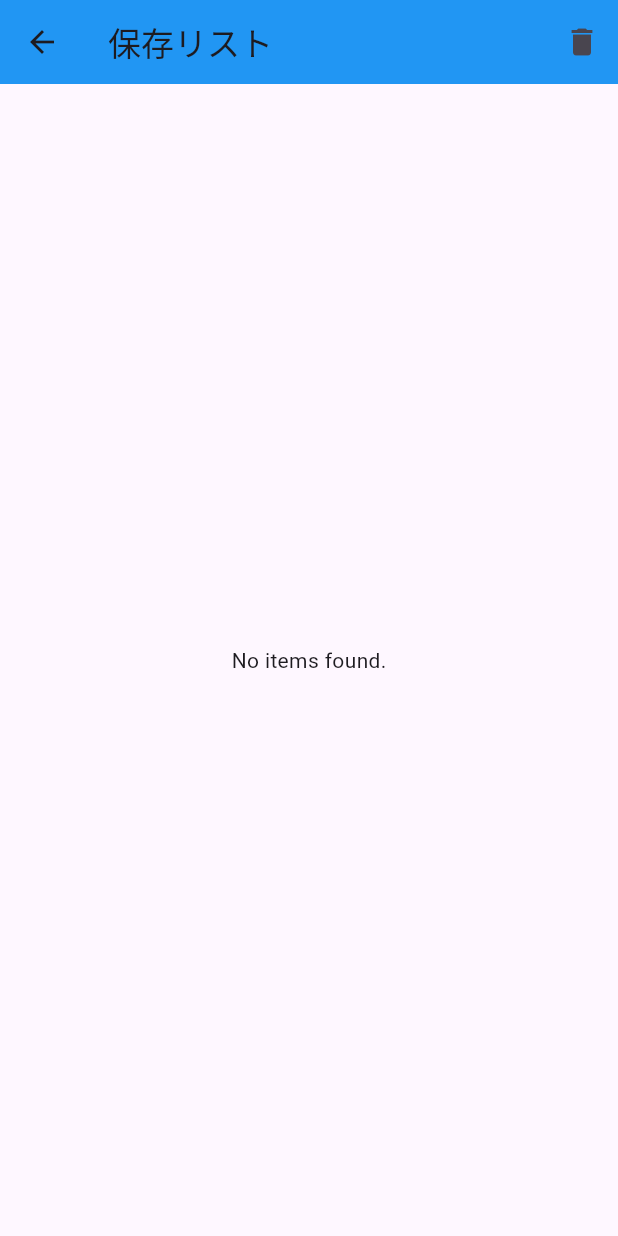
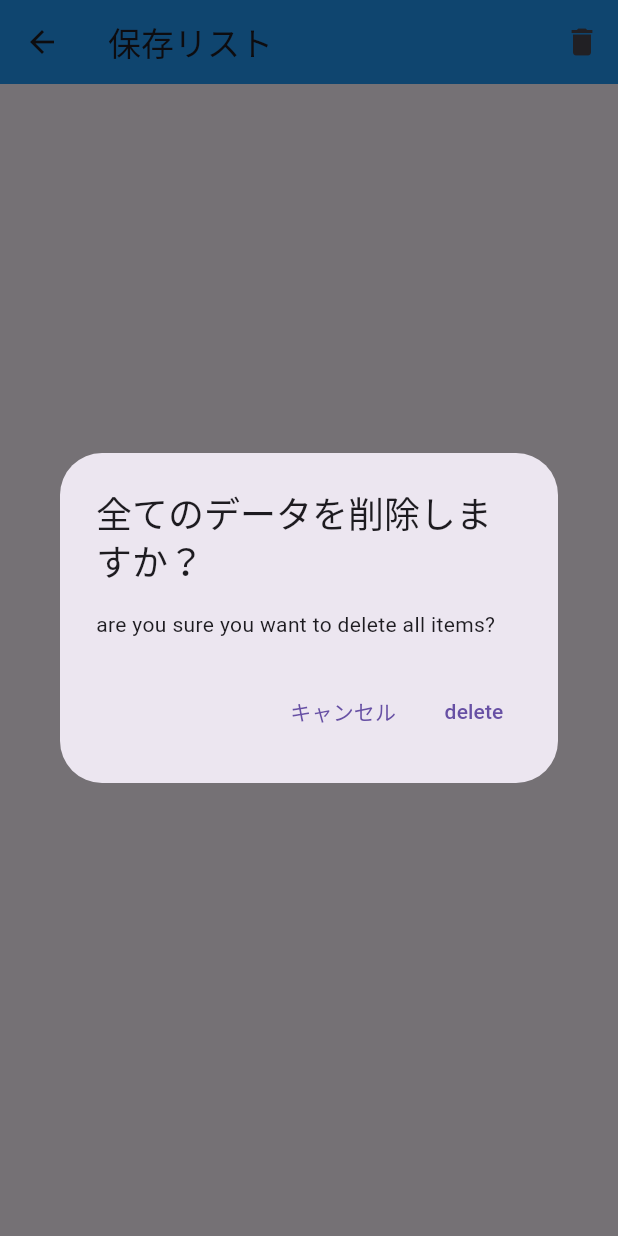
Before and after one commit to 54-xenon/NarouReader, a Flutter app: the savedListPage screen opened directly, after a tap on the "delete" icon, on a phone screen of 412 x 824 dp. Run offline on Flutter 3.47's test engine with Material 3 defaults, Android fonts, the phone set to English and light mode, and no system bars; our stand-ins replace flutter_riverpod, flutter_slidable, sqflite; accounts and stored records are empty.

Commit message:
データの一括削除機能を追加

```diff
--- a/lib/database/savedList_helper.dart
+++ b/lib/database/savedList_helper.dart
@@ -1,4 +1,5 @@
 // database/database_helper.dart
+
 import 'package:sqflite/sqflite.dart';
 import 'package:path/path.dart';
 import '../database/savedList_modell.dart';
@@ -30,15 +31,16 @@ class DatabaseHelper {
   // データベースのテーブル作成
   Future _onCreate(Database db, int version) async {
     await db.execute(
-      '''
+        // データテーブル
+        // 項目の一番最後はカンマを付けないようにする(コンソールにエラーが出る)
+        '''
       CREATE TABLE items (
         id INTEGER PRIMARY KEY AUTOINCREMENT,
         title TEXT,
         ncode TEXT,
         story TEXT
       )
-      '''
-    );
+      ''');
   }
 
   // データを挿入
@@ -77,4 +79,11 @@ class DatabaseHelper {
       whereArgs: [id],
     );
   }
+
+  // 全てのデータを削除するメソッド
+  Future<int> deleteAllItems() async {
+    final db = await database;
+    return await db.delete('items');
+  }
+
 }
--- a/lib/screens/savedList_screen.dart
+++ b/lib/screens/savedList_screen.dart
@@ -22,11 +22,31 @@ class _savedListPageState extends State<savedListPage> {
         actions: [
           IconButton(
             icon: const Icon(Icons.delete),
-            onPressed: () {
-              // 昨日しているかの検証
-              print("ボタンが押された");
+            onPressed: () async{
+              final confirm = await showDialog(
+                context: context,
+                builder: (context) => AlertDialog(
+                  title: const Text('全てのデータを削除しますか？'),
+                  content: Text('are you sure you want to delete all items?'),
+                  actions: [
+                    TextButton(
+                      child: Text('キャンセル'),
+                      onPressed: () => Navigator.pop(context, false),
+                    ),
+                    TextButton(
+                      child: Text('delete'),
+                      onPressed: () => Navigator.pop(context, true),
+                    ),
+                  ],
+                )
+              );
+              // ユーザーがdeleteをタプした場合の処理(turweの場合)
+              if (confirm == true) {
+                await dbHelper.deleteAllItems();
+                (context as Element).reassemble();
+              }
             },
-          )
+          ),
         ],
       ),
       body: FutureBuilder<List<Item>>(
```
